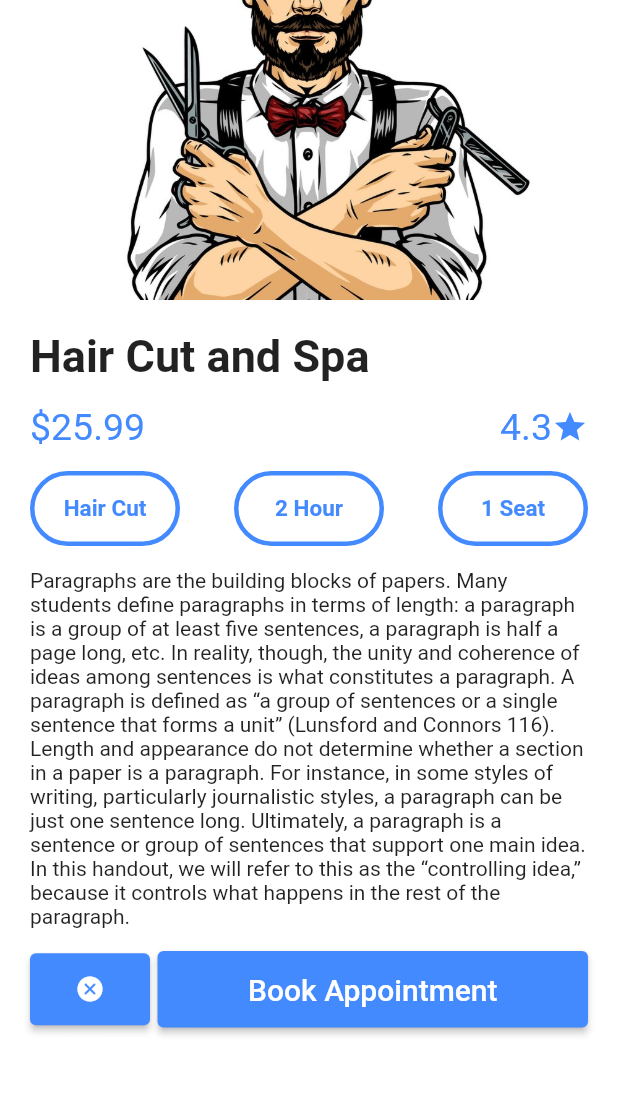
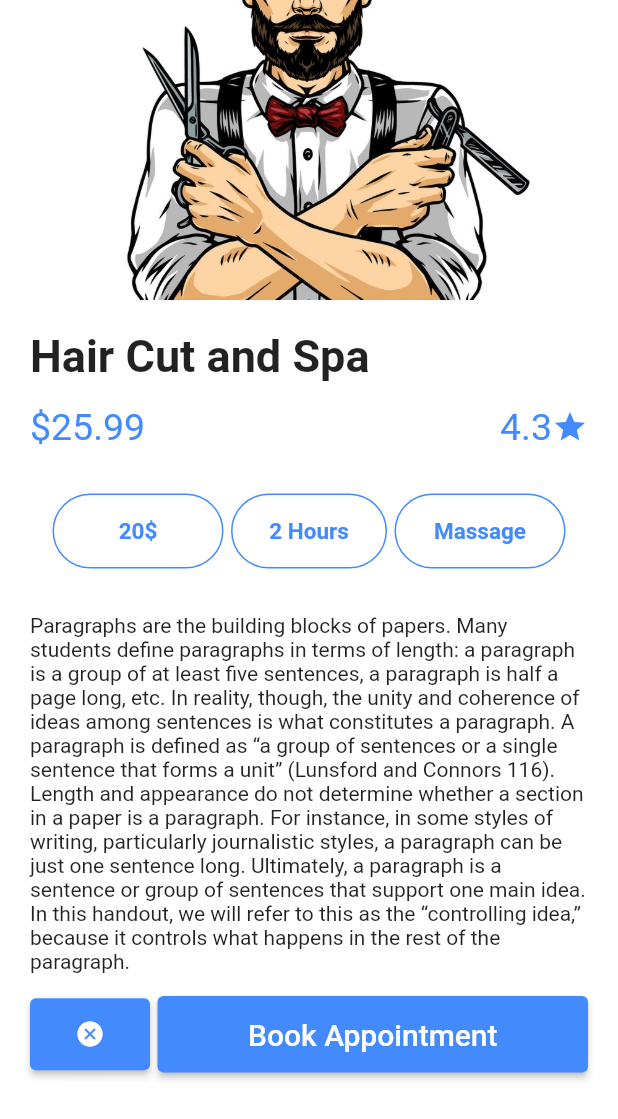
Before and after one commit to maliarain/Spacom, a Flutter app: the Home_Screen screen opened directly, after a tap on the "add" icon, on a phone screen of 412 x 824 dp. Shown: the top 1119 px of the screen. Run offline on Flutter 3.47's test engine with Material 2 defaults, Android fonts, the phone set to English and light mode, and no system bars; our stand-ins replace curved_navigation_bar, introduction_screen, settings_ui, share_plus; missing offline and left inert: flutter_email_sender.

Commit message:
05092022

```diff
--- a/lib/screens/home_screen/detials_order.dart
+++ b/lib/screens/home_screen/detials_order.dart
@@ -1,4 +1,5 @@
 import 'package:flutter/material.dart';
+import 'package:spacom/screens/landing_screen.dart';
 
 class Detials_Order extends StatefulWidget {
   const Detials_Order({Key? key}) : super(key: key);
@@ -60,21 +61,26 @@ class _Detials_OrderState extends State<Detials_Order> {
                         ],
                       ),
                     ),
-                    Row(
+                    Padding(
+                      padding: const EdgeInsets.all(15),
+                      child: SizedBox(
+                        width: MediaQuery.of(context).size.width,
+                        child: Row(
                           mainAxisAlignment: MainAxisAlignment.spaceBetween,
                           children: [
-                        Padding(
+                            Expanded(
+                              child: Padding(
                                 padding: const EdgeInsets.only(top: 15),
                                 child: Container(
                                   alignment: Alignment.center,
-                            width: 100,
+                                  width: MediaQuery.of(context).size.width,
                                   height: 50,
                                   decoration: BoxDecoration(
                                     borderRadius: BorderRadius.all(
                                       Radius.circular(40),
                                     ),
                                     border: Border.all(
-                                width: 3,
+                                      width: 1,
                                       color: Colors.blueAccent,
                                       style: BorderStyle.solid,
                                     ),
@@ -83,7 +89,7 @@ class _Detials_OrderState extends State<Detials_Order> {
                                     mainAxisAlignment: MainAxisAlignment.center,
                                     children: [
                                       Text(
-                                  "Hair Cut",
+                                        "20\$",
                                         style: TextStyle(
                                             color: Colors.blueAccent,
                                             fontSize: 15,
@@ -93,18 +99,21 @@ class _Detials_OrderState extends State<Detials_Order> {
                                   ),
                                 ),
                               ),
-                        Padding(
-                          padding: const EdgeInsets.only(top: 15),
+                            ),
+                            Expanded(
+                              child: Padding(
+                                padding: const EdgeInsets.only(
+                                    top: 15, left: 5, right: 5),
                                 child: Container(
                                   alignment: Alignment.center,
-                            width: 100,
+                                  width: MediaQuery.of(context).size.width,
                                   height: 50,
                                   decoration: BoxDecoration(
                                     borderRadius: BorderRadius.all(
                                       Radius.circular(40),
                                     ),
                                     border: Border.all(
-                                width: 3,
+                                      width: 1,
                                       color: Colors.blueAccent,
                                       style: BorderStyle.solid,
                                     ),
@@ -113,7 +122,7 @@ class _Detials_OrderState extends State<Detials_Order> {
                                     mainAxisAlignment: MainAxisAlignment.center,
                                     children: [
                                       Text(
-                                  "2 Hour",
+                                        "2 Hours",
                                         style: TextStyle(
                                             color: Colors.blueAccent,
                                             fontSize: 15,
@@ -123,18 +132,20 @@ class _Detials_OrderState extends State<Detials_Order> {
                                   ),
                                 ),
                               ),
-                        Padding(
+                            ),
+                            Expanded(
+                              child: Padding(
                                 padding: const EdgeInsets.only(top: 15),
                                 child: Container(
                                   alignment: Alignment.center,
-                            width: 100,
+                                  width: MediaQuery.of(context).size.width,
                                   height: 50,
                                   decoration: BoxDecoration(
                                     borderRadius: BorderRadius.all(
                                       Radius.circular(40),
                                     ),
                                     border: Border.all(
-                                width: 3,
+                                      width: 1,
                                       color: Colors.blueAccent,
                                       style: BorderStyle.solid,
                                     ),
@@ -143,7 +154,7 @@ class _Detials_OrderState extends State<Detials_Order> {
                                     mainAxisAlignment: MainAxisAlignment.center,
                                     children: [
                                       Text(
-                                  "1 Seat",
+                                        "Massage",
                                         style: TextStyle(
                                             color: Colors.blueAccent,
                                             fontSize: 15,
@@ -153,7 +164,10 @@ class _Detials_OrderState extends State<Detials_Order> {
                                   ),
                                 ),
                               ),
+                            ),
                           ],
+                        ),
+                      ),
                     ),
                     Padding(
                       padding: const EdgeInsets.only(top: 15),
@@ -168,7 +182,10 @@ class _Detials_OrderState extends State<Detials_Order> {
                           Padding(
                             padding: const EdgeInsets.only(right: 5),
                             child: ElevatedButton(
-                              onPressed: () => 'Null',
+                              onPressed: () {
+                                Navigator.of(context).push(MaterialPageRoute(
+                                    builder: (context) => Main_Screen()));
+                              },
                               style: ButtonStyle(
                                   backgroundColor: MaterialStateProperty.all(
                                       Colors.blueAccent)),
--- a/lib/screens/home_screen/home_screen.dart
+++ b/lib/screens/home_screen/home_screen.dart
@@ -39,11 +39,13 @@ class _Home_ScreenState extends State<Home_Screen> {
                       )
                     ],
                   ),
-                  SizedBox(
-                    height: 100,
-                    width: 100,
-                    child: Image.network(
-                        "https://cdn.dribbble.com/users/1577045/screenshots/4914645/media/028d394ffb00cb7a4b2ef9915a384fd9.png?compress=1&resize=400x300&vertical=top"),
+                  Padding(
+                    padding: const EdgeInsets.all(20.0),
+                    child: SizedBox(
+                      height: 50,
+                      width: 50,
+                      child: Image.asset("assets/images/profileicon.png"),
+                    ),
                   )
                 ],
               ),
@@ -70,117 +72,139 @@ class _Home_ScreenState extends State<Home_Screen> {
             Padding(
               padding: EdgeInsets.all(20),
               child: const Text(
-                "Category",
+                "Massage",
                 style:
                     const TextStyle(fontSize: 25, fontWeight: FontWeight.bold),
               ),
             ),
+            // Padding(
+            //   padding: const EdgeInsets.all(15),
+            //   child: SizedBox(
+            //     width: MediaQuery.of(context).size.width,
+            //     child: Row(
+            //       mainAxisAlignment: MainAxisAlignment.spaceBetween,
+            //       children: [
+            //         Expanded(
+            //           child: Padding(
+            //             padding: const EdgeInsets.only(top: 15),
+            //             child: Container(
+            //               alignment: Alignment.center,
+            //               width: MediaQuery.of(context).size.width,
+            //               height: 50,
+            //               decoration: BoxDecoration(
+            //                 borderRadius: BorderRadius.all(
+            //                   Radius.circular(40),
+            //                 ),
+            //                 border: Border.all(
+            //                   width: 1,
+            //                   color: Colors.blueAccent,
+            //                   style: BorderStyle.solid,
+            //                 ),
+            //               ),
+            //               child: Column(
+            //                 mainAxisAlignment: MainAxisAlignment.center,
+            //                 children: [
+            //                   Text(
+            //                     "Hair Cut",
+            //                     style: TextStyle(
+            //                         color: Colors.blueAccent,
+            //                         fontSize: 15,
+            //                         fontWeight: FontWeight.bold),
+            //                   ),
+            //                 ],
+            //               ),
+            //             ),
+            //           ),
+            //         ),
+            //         Expanded(
+            //           child: Padding(
+            //             padding:
+            //                 const EdgeInsets.only(top: 15, left: 5, right: 5),
+            //             child: Container(
+            //               alignment: Alignment.center,
+            //               width: MediaQuery.of(context).size.width,
+            //               height: 50,
+            //               decoration: BoxDecoration(
+            //                 borderRadius: BorderRadius.all(
+            //                   Radius.circular(40),
+            //                 ),
+            //                 border: Border.all(
+            //                   width: 1,
+            //                   color: Colors.blueAccent,
+            //                   style: BorderStyle.solid,
+            //                 ),
+            //               ),
+            //               child: Column(
+            //                 mainAxisAlignment: MainAxisAlignment.center,
+            //                 children: [
+            //                   Text(
+            //                     "Face Facial",
+            //                     style: TextStyle(
+            //                         color: Colors.blueAccent,
+            //                         fontSize: 15,
+            //                         fontWeight: FontWeight.bold),
+            //                   ),
+            //                 ],
+            //               ),
+            //             ),
+            //           ),
+            //         ),
+            //         Expanded(
+            //           child: Padding(
+            //             padding: const EdgeInsets.only(top: 15),
+            //             child: Container(
+            //               alignment: Alignment.center,
+            //               width: MediaQuery.of(context).size.width,
+            //               height: 50,
+            //               decoration: BoxDecoration(
+            //                 borderRadius: BorderRadius.all(
+            //                   Radius.circular(40),
+            //                 ),
+            //                 border: Border.all(
+            //                   width: 1,
+            //                   color: Colors.blueAccent,
+            //                   style: BorderStyle.solid,
+            //                 ),
+            //               ),
+            //               child: Column(
+            //                 mainAxisAlignment: MainAxisAlignment.center,
+            //                 children: [
+            //                   Text(
+            //                     "Massage",
+            //                     style: TextStyle(
+            //                         color: Colors.blueAccent,
+            //                         fontSize: 15,
+            //                         fontWeight: FontWeight.bold),
+            //                   ),
+            //                 ],
+            //               ),
+            //             ),
+            //           ),
+            //         ),
+            //       ],
+            //     ),
+            //   ),
+            // ),
             Padding(
-              padding: const EdgeInsets.all(15),
+              padding: const EdgeInsets.all(10.0),
               child: SizedBox(
-                width: MediaQuery.of(context).size.width,
-                child: Row(
-                  mainAxisAlignment: MainAxisAlignment.spaceBetween,
-                  children: [
-                    Expanded(
-                      child: Padding(
-                        padding: const EdgeInsets.only(top: 15),
-                        child: Container(
-                          alignment: Alignment.center,
-                          width: MediaQuery.of(context).size.width,
-                          height: 50,
-                          decoration: BoxDecoration(
-                            borderRadius: BorderRadius.all(
-                              Radius.circular(40),
-                            ),
-                            border: Border.all(
-                              width: 1,
-                              color: Colors.blueAccent,
-                              style: BorderStyle.solid,
-                            ),
-                          ),
-                          child: Column(
-                            mainAxisAlignment: MainAxisAlignment.center,
-                            children: [
-                              Text(
-                                "Hair Cut",
-                                style: TextStyle(
-                                    color: Colors.blueAccent,
-                                    fontSize: 15,
-                                    fontWeight: FontWeight.bold),
-                              ),
-                            ],
+                width: double.infinity,
+                height: 160,
+                child: ListView.builder(
+                  itemCount: 3,
+                  scrollDirection: Axis.horizontal,
+                  itemBuilder: (BuildContext context, int index) {
+                    return const Home_Shape();
+                  },
                 ),
               ),
             ),
-                    ),
-                    Expanded(
-                      child: Padding(
-                        padding:
-                            const EdgeInsets.only(top: 15, left: 5, right: 5),
-                        child: Container(
-                          alignment: Alignment.center,
-                          width: MediaQuery.of(context).size.width,
-                          height: 50,
-                          decoration: BoxDecoration(
-                            borderRadius: BorderRadius.all(
-                              Radius.circular(40),
-                            ),
-                            border: Border.all(
-                              width: 1,
-                              color: Colors.blueAccent,
-                              style: BorderStyle.solid,
-                            ),
-                          ),
-                          child: Column(
-                            mainAxisAlignment: MainAxisAlignment.center,
-                            children: [
-                              Text(
-                                "Face Facial",
-                                style: TextStyle(
-                                    color: Colors.blueAccent,
-                                    fontSize: 15,
-                                    fontWeight: FontWeight.bold),
-                              ),
-                            ],
-                          ),
-                        ),
-                      ),
-                    ),
-                    Expanded(
-                      child: Padding(
-                        padding: const EdgeInsets.only(top: 15),
-                        child: Container(
-                          alignment: Alignment.center,
-                          width: MediaQuery.of(context).size.width,
-                          height: 50,
-                          decoration: BoxDecoration(
-                            borderRadius: BorderRadius.all(
-                              Radius.circular(40),
-                            ),
-                            border: Border.all(
-                              width: 1,
-                              color: Colors.blueAccent,
-                              style: BorderStyle.solid,
-                            ),
-                          ),
-                          child: Column(
-                            mainAxisAlignment: MainAxisAlignment.center,
-                            children: [
-                              Text(
-                                "Massage",
-                                style: TextStyle(
-                                    color: Colors.blueAccent,
-                                    fontSize: 15,
-                                    fontWeight: FontWeight.bold),
-                              ),
-                            ],
-                          ),
-                        ),
-                      ),
-                    ),
-                  ],
-                ),
+            Padding(
+              padding: EdgeInsets.all(20),
+              child: const Text(
+                "Hair Cut",
+                style:
+                    const TextStyle(fontSize: 25, fontWeight: FontWeight.bold),
               ),
             ),
             Padding(
@@ -197,7 +221,7 @@ class _Home_ScreenState extends State<Home_Screen> {
                 ),
               ),
             ),
-            const Padding(
+            Padding(
               padding: EdgeInsets.all(20),
               child: const Text(
                 "Popular Shops",
@@ -205,15 +229,14 @@ class _Home_ScreenState extends State<Home_Screen> {
                     const TextStyle(fontSize: 25, fontWeight: FontWeight.bold),
               ),
             ),
-            SizedBox(
-                height: 200,
-                width: double.infinity,
-                child: GridView.count(
+            GridView.count(
+              shrinkWrap: true,
+              physics: ClampingScrollPhysics(),
               crossAxisCount: 2,
               children: List.generate(4, (index) {
                 return const Popular_Barbar();
               }),
-                )),
+            ),
           ],
         ),
       ),
--- a/lib/screens/landing_screen.dart
+++ b/lib/screens/landing_screen.dart
@@ -1,6 +1,5 @@
 import 'package:curved_navigation_bar/curved_navigation_bar.dart';
 import 'package:flutter/material.dart';
-
 import 'home_screen/booking_screen.dart';
 import 'home_screen/notification.dart';
 import 'home_screen/home_screen.dart';
--- a/lib/shapes/booked.dart
+++ b/lib/shapes/booked.dart
@@ -1,4 +1,5 @@
 import 'package:flutter/material.dart';
+import 'package:spacom/screens/home_screen/detials_order.dart';
 import 'package:spacom/utils/Things_We_Want.dart';
 
 class Booked_Shape extends StatefulWidget {
@@ -45,7 +46,10 @@ class _Booked_ShapeState extends State<Booked_Shape> {
                   backgroundColor:
                       MaterialStateProperty.all<Color>(Colors.redAccent),
                 ),
-                onPressed: () {},
+                onPressed: () {
+                  Navigator.of(context).push(
+                      MaterialPageRoute(builder: (context) => Detials_Order()));
+                },
                 child: Text("Cancel"),
               ),
             ),
--- a/lib/shapes/notification_shape.dart
+++ b/lib/shapes/notification_shape.dart
@@ -1,4 +1,5 @@
 import 'package:flutter/material.dart';
+import 'package:spacom/screens/home_screen/detials_order.dart';
 
 class Favourite_Shape extends StatefulWidget {
   const Favourite_Shape({Key? key}) : super(key: key);
@@ -10,7 +11,12 @@ class Favourite_Shape extends StatefulWidget {
 class _Favourite_ShapeState extends State<Favourite_Shape> {
   @override
   Widget build(BuildContext context) {
-    return Card(
+    return GestureDetector(
+      onTap: () {
+        Navigator.of(context)
+            .push(MaterialPageRoute(builder: (context) => Detials_Order()));
+      },
+      child: Card(
         shape: RoundedRectangleBorder(
             borderRadius: BorderRadius.all(Radius.circular(25))),
         child: Padding(
@@ -65,6 +71,7 @@ class _Favourite_ShapeState extends State<Favourite_Shape> {
             ],
           ),
         ),
+      ),
     );
   }
 }
--- a/lib/shapes/popular_barbers.dart
+++ b/lib/shapes/popular_barbers.dart
@@ -15,7 +15,7 @@ class Popular_Barbar extends StatelessWidget {
         child: Padding(
           padding: const EdgeInsets.all(10),
           child:
-              Column(crossAxisAlignment: CrossAxisAlignment.start, children: [
+              Column(crossAxisAlignment: CrossAxisAlignment.center, children: [
             Text(
               "Hair Cut Shop",
               style: TextStyle(fontSize: 20, fontWeight: FontWeight.bold),
@@ -49,11 +49,11 @@ class Popular_Barbar extends StatelessWidget {
               ),
             ),
             SizedBox(
-              height: 100,
-              width: 100,
+              height: 125,
+              width: double.infinity,
               child: Image.asset(
-                "assets/images/fluttterbuddy.png",
-                fit: BoxFit.cover,
+                "assets/images/barbar.jpg",
+                fit: BoxFit.fill,
                 height: double.infinity,
                 width: double.infinity,
                 alignment: Alignment.center,
--- a/pubspec.yaml
+++ b/pubspec.yaml
@@ -63,6 +63,7 @@ flutter:
      - assets/images/profilehome.png
      - assets/images/flutterbudy.png
      - assets/images/fluttterbuddy.png
+     - assets/images/profileicon.png
 
   # An image asset can refer to one or more resolution-specific "variants", see
   # https://flutter.dev/assets-and-images/#resolution-aware
```
Also changed, not shown: assets/images/profileicon.png (added). Lines whose indentation alone changed are shown as unchanged.
